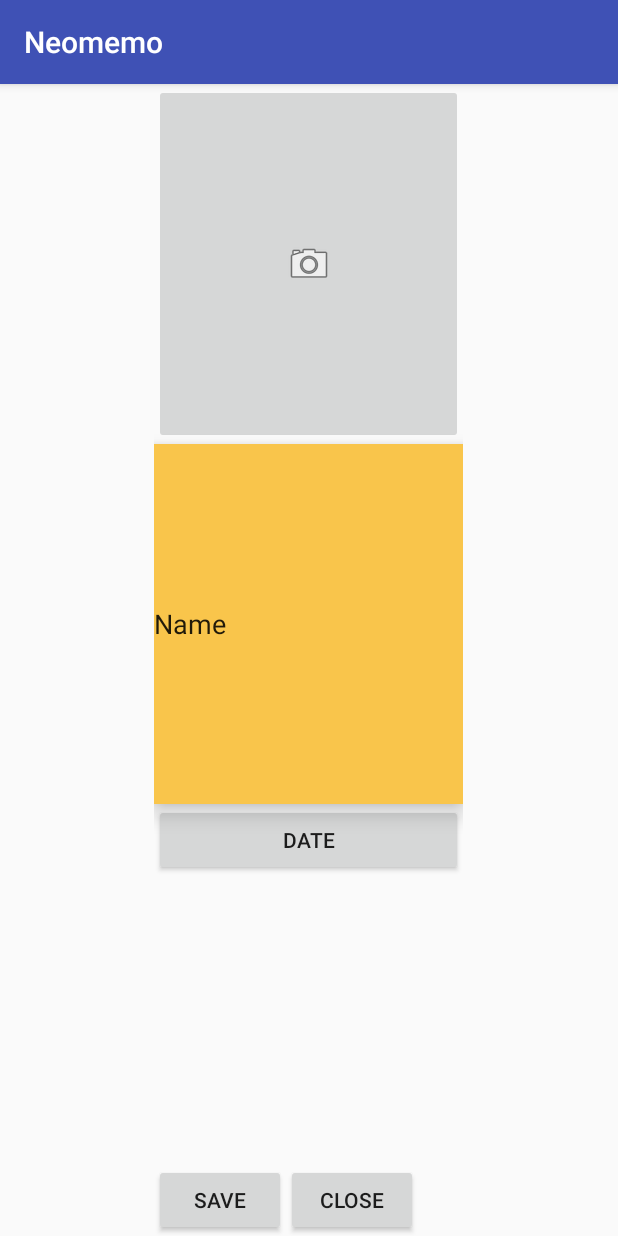
After one commit to IsmoilovMuhriddin/Neomemo, an Android app: the WritingMemoActivity screen opened directly, with no data from a screen before it, on a phone screen of 412 x 824 dp. The commit adds this screen. Run offline under Robolectric (Android 15) with nearby library versions, the phone set to English and light mode, and no system bars; our stand-ins replace Firebase (no records; nobody signed in at launch, a user with empty details on screens opened directly).

Commit message:
Initial Run Working

```diff
--- a/app/build.gradle
+++ b/app/build.gradle
@@ -24,8 +24,10 @@ dependencies {
     androidTestCompile('com.android.support.test.espresso:espresso-core:2.2.2', {
         exclude group: 'com.android.support', module: 'support-annotations'
     })
-    compile 'com.android.support:appcompat-v7:25.3.1'
+    compile 'com.android.support:appcompat-v7:25.+'
+    compile 'com.android.support:recyclerview-v7:25.+'
     compile 'com.android.support.constraint:constraint-layout:1.0.2'
+    compile 'com.google.firebase:firebase-database:10.0.1'
     testCompile 'junit:junit:4.12'
 }
 //firebase
--- a/app/src/main/AndroidManifest.xml
+++ b/app/src/main/AndroidManifest.xml
@@ -16,6 +16,7 @@
                 <category android:name="android.intent.category.LAUNCHER" />
             </intent-filter>
         </activity>
+        <activity android:name=".WritingMemoActivity"></activity>
     </application>
 
 </manifest>
--- /dev/null
+++ b/app/src/main/java/uz/ismoilov/muhriddin/neomemo/WritingMemoActivity.java
@@ -0,0 +1,106 @@
+package uz.ismoilov.muhriddin.neomemo;
+
+import android.content.Intent;
+import android.support.v7.app.AppCompatActivity;
+import android.os.Bundle;
+import android.support.v7.widget.RecyclerView;
+import android.util.Log;
+import android.view.View;
+import android.widget.Button;
+import android.widget.EditText;
+import android.widget.ImageButton;
+import android.widget.ListView;
+
+import com.google.firebase.database.DatabaseReference;
+import com.google.firebase.database.FirebaseDatabase;
+import com.google.firebase.database.Query;
+
+import java.util.List;
+
+public class WritingMemoActivity extends AppCompatActivity {
+    ImageButton imageMemoEdit;
+    EditText editMemoText;
+    Button btnDatePick;
+    Button btnSaveEdit;
+    Button BtnCloseEdit;
+    RecyclerView recyclerMemo;
+    DatabaseReference fb;
+    int ChildCounts;
+    int id;
+    @Override
+    protected void onCreate(Bundle savedInstanceState) {
+        super.onCreate(savedInstanceState);
+        setContentView(R.layout.activity_writing_memo);
+
+        editMemoText = (EditText) findViewById(R.id.editMemoText);
+        btnDatePick = (Button) findViewById(R.id.btnDatePick);
+        btnSaveEdit = (Button) findViewById(R.id.btnSaveEdit);
+        BtnCloseEdit = (Button) findViewById(R.id.BtnCloseEdit);
+        fb = FirebaseDatabase.getInstance().getReference();
+
+        Intent i = getIntent();
+        Log.v("Intent","");
+        handleIntent(i);
+
+
+
+
+
+
+
+
+    }
+
+    public void handleIntent(Intent i){
+        id = i.getIntExtra("id",-2);
+        if(id==-1){
+            ChildCounts = i.getIntExtra("ChildCounts",2);
+
+            btnSaveEdit.setOnClickListener(new View.OnClickListener() {
+                @Override
+                public void onClick(View view) {
+                    saveNew();
+                }
+            });
+
+        }
+        else if(id==-2){
+
+        }
+        else if(id>0){
+            ListViewItem ls =(ListViewItem) i.getSerializableExtra("ListViewItem");
+            editMemoText.setText(ls.getMemoText().toString());
+            btnDatePick.setText(ls.getMemoDate().toString());
+            btnSaveEdit.setOnClickListener(new View.OnClickListener() {
+                @Override
+                public void onClick(View view) {
+                    saveNew();
+                }
+            });
+        }
+
+
+
+    }
+
+    public void saveNew(){
+        DatabaseReference notes = fb.child("Notes");
+
+        if(id==-1){
+            id = ChildCounts+1;
+
+        }
+
+        ListViewItem ls = new ListViewItem();
+        ls.setMemoText(editMemoText.getText().toString());
+        ls.setMemoDate(btnDatePick.getText().toString());
+        ls.setId(id);
+        notes.child(id+"").setValue(ls);
+        Intent i = new Intent(WritingMemoActivity.this,MainActivity.class);
+        i.putExtra("id",-1);
+        startActivity(i);
+
+
+    }
+
+}
--- /dev/null
+++ b/app/src/main/res/drawable/ic_account_box_black_36dp.xml
@@ -0,0 +1,4 @@
+<vector android:height="36dp" android:viewportHeight="24.0"
+    android:viewportWidth="24.0" android:width="36dp" xmlns:android="http://schemas.android.com/apk/res/android">
+    <path android:fillColor="#FF000000" android:pathData="M3,5v14c0,1.1 0.89,2 2,2h14c1.1,0 2,-0.9 2,-2L21,5c0,-1.1 -0.9,-2 -2,-2L5,3c-1.11,0 -2,0.9 -2,2zM15,9c0,1.66 -1.34,3 -3,3s-3,-1.34 -3,-3 1.34,-3 3,-3 3,1.34 3,3zM6,17c0,-2 4,-3.1 6,-3.1s6,1.1 6,3.1v1L6,18v-1z"/>
+</vector>
--- /dev/null
+++ b/app/src/main/res/drawable/ic_account_circle_black_36dp.xml
@@ -0,0 +1,4 @@
+<vector android:height="36dp" android:viewportHeight="24.0"
+    android:viewportWidth="24.0" android:width="36dp" xmlns:android="http://schemas.android.com/apk/res/android">
+    <path android:fillColor="#FF000000" android:pathData="M12,2C6.48,2 2,6.48 2,12s4.48,10 10,10 10,-4.48 10,-10S17.52,2 12,2zM12,5c1.66,0 3,1.34 3,3s-1.34,3 -3,3 -3,-1.34 -3,-3 1.34,-3 3,-3zM12,19.2c-2.5,0 -4.71,-1.28 -6,-3.22 0.03,-1.99 4,-3.08 6,-3.08 1.99,0 5.97,1.09 6,3.08 -1.29,1.94 -3.5,3.22 -6,3.22z"/>
+</vector>
--- /dev/null
+++ b/app/src/main/res/layout/activity_writing_memo.xml
@@ -0,0 +1,79 @@
+<?xml version="1.0" encoding="utf-8"?>
+<LinearLayout xmlns:android="http://schemas.android.com/apk/res/android"
+    xmlns:app="http://schemas.android.com/apk/res-auto"
+    xmlns:tools="http://schemas.android.com/tools"
+    android:layout_width="match_parent"
+    android:layout_height="match_parent"
+    android:orientation="horizontal"
+    tools:context="uz.ismoilov.muhriddin.neomemo.WritingMemoActivity" >
+    <LinearLayout
+        android:layout_weight="1"
+        android:layout_width="0dp"
+        android:layout_height="match_parent">
+
+    </LinearLayout>
+    <LinearLayout
+        android:layout_weight="2"
+        android:layout_width="0dp"
+        android:orientation="vertical"
+
+        android:layout_height="match_parent">
+
+        <ImageButton
+            android:id="@+id/imageMemoEdit"
+            android:layout_width="match_parent"
+            android:layout_height="0dp"
+            android:layout_weight="2"
+
+
+            app:srcCompat="@android:drawable/ic_menu_camera" />
+
+        <EditText
+            android:id="@+id/editMemoText"
+            android:layout_width="match_parent"
+            android:layout_height="0dp"
+            android:layout_weight="2"
+
+            android:scrollHorizontally="false"
+
+            android:background="@color/colorListBack"
+            android:elevation="8dp"
+            android:text="Name" />
+
+        <Button
+
+            android:id="@+id/btnDatePick"
+            android:layout_width="match_parent"
+            android:layout_height="wrap_content"
+            android:text="Date" />
+
+        <LinearLayout
+
+            android:gravity="bottom"
+            android:layout_width="wrap_content"
+            android:layout_height="0dp"
+            android:layout_weight="2"
+            android:orientation="horizontal">
+
+            <Button
+                android:id="@+id/btnSaveEdit"
+                android:layout_width="wrap_content"
+                android:layout_height="wrap_content"
+                android:text="Save" />
+
+            <Button
+                android:id="@+id/BtnCloseEdit"
+                android:layout_width="wrap_content"
+                android:layout_height="wrap_content"
+                android:text="Close" />
+        </LinearLayout>
+
+    </LinearLayout>
+
+    <LinearLayout
+        android:layout_weight="1"
+        android:layout_width="0dp"
+        android:layout_height="match_parent">
+    </LinearLayout>
+
+</LinearLayout>
--- a/app/src/main/res/values/colors.xml
+++ b/app/src/main/res/values/colors.xml
@@ -3,4 +3,6 @@
     <color name="colorPrimary">#3F51B5</color>
     <color name="colorPrimaryDark">#303F9F</color>
     <color name="colorAccent">#FF4081</color>
+    <color name="colorListItemDateText">#12d212</color>
+    <color name="colorListBack">#f9c54b</color>
 </resources>
```
Also changed, not shown: app/src/main/java/uz/ismoilov/muhriddin/neomemo/ListViewItem.java (added, +62 -0 lines), app/src/main/java/uz/ismoilov/muhriddin/neomemo/MainActivity.java (+135 -1 lines), app/src/main/java/uz/ismoilov/muhriddin/neomemo/MyAdapter.java (added, +81 -0 lines), app/src/main/res/layout/activity_main.xml (+24 -10 lines), app/src/main/res/layout/list_item_layout.xml (added, +42 -0 lines), 1 other file.
